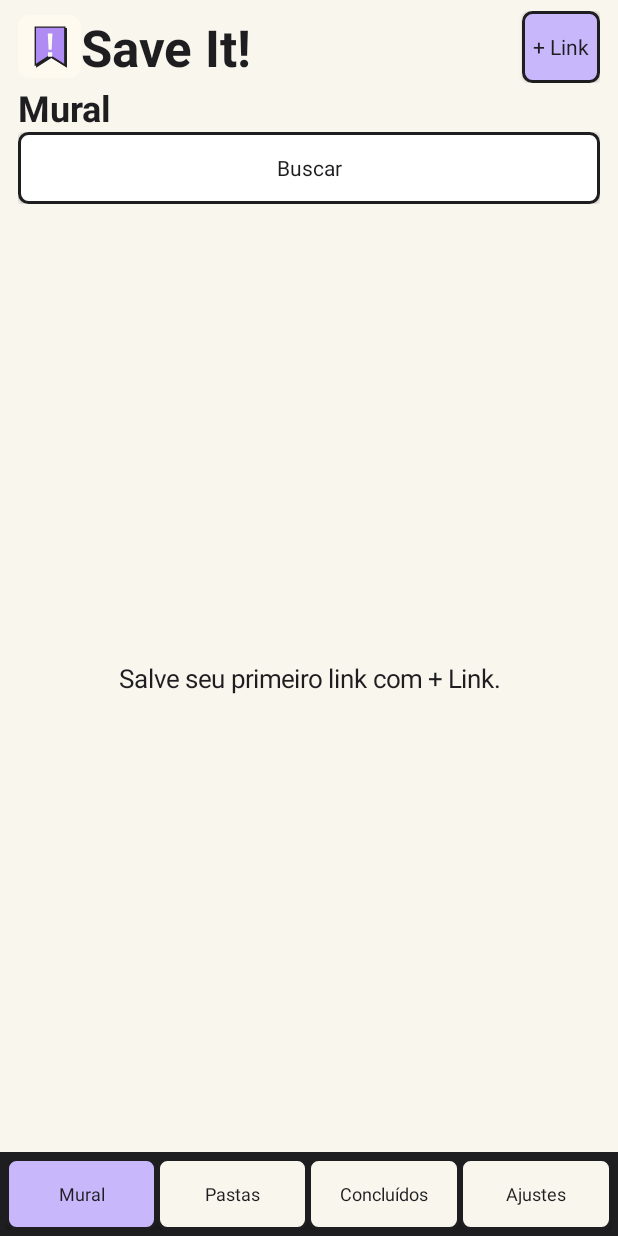
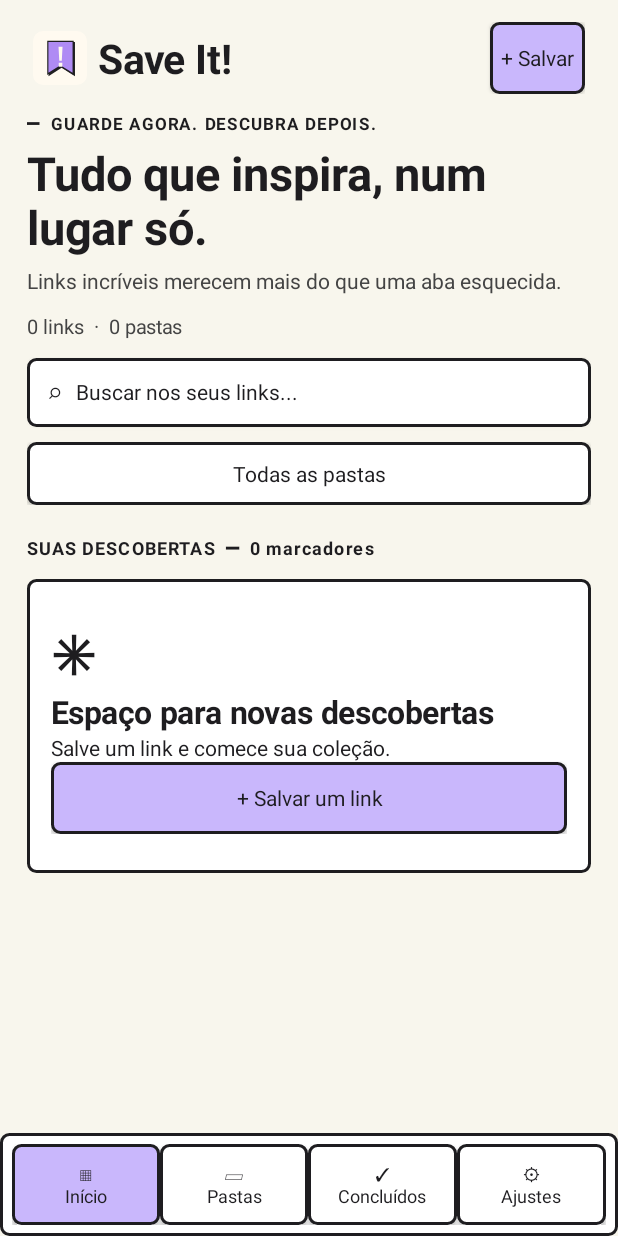
Before and after one commit to daadvi/Save-It, an Android app: the screen it shows after launch (MainActivity), on a phone screen of 412 x 824 dp. Run offline under Robolectric (Android 15) with nearby library versions, the phone set to English and light mode, and no system bars; pictures from the network do not load.

Commit message:
Aproxima interface Android do mural para computador

```diff
--- a/app/build.gradle.kts
+++ b/app/build.gradle.kts
@@ -9,8 +9,8 @@ android {
         applicationId = "br.com.saveit"
         minSdk = 26
         targetSdk = 35
-        versionCode = 3
-        versionName = "1.2.0"
+        versionCode = 4
+        versionName = "1.3.0"
     }
     testOptions.unitTests.isIncludeAndroidResources = true
     compileOptions {
--- a/app/src/main/java/br/com/saveit/Cards.kt
+++ b/app/src/main/java/br/com/saveit/Cards.kt
@@ -18,20 +18,21 @@ val paper = Color.rgb(248, 246, 237)
 fun Context.dp(value: Int) = (resources.displayMetrics.density * value + .5f).toInt()
 fun Context.panel(color: Int) = GradientDrawable().apply {
     setColor(color)
-    cornerRadius = dp(6).toFloat()
+    cornerRadius = dp(5).toFloat()
     setStroke(dp(2), ink)
 }
 fun Context.label(value: String, size: Int, bold: Boolean = false) = TextView(this).apply {
     text = value
     textSize = size.toFloat()
     setTextColor(ink)
-    if (bold) typeface = Typeface.DEFAULT_BOLD
+    if (bold) typeface = Typeface.create("sans-serif", Typeface.BOLD)
 }
 fun Context.action(value: String, color: Int, block: () -> Unit) = Button(this).apply {
     text = value
     isAllCaps = false
     setTextColor(ink)
     background = panel(color)
+    elevation = dp(3).toFloat()
     setPadding(dp(7), 0, dp(7), 0)
     minimumWidth = 0
     minWidth = 0
@@ -56,9 +57,10 @@ class Cards(
         val box = LinearLayout(this).apply {
             orientation = LinearLayout.VERTICAL
             background = panel(Color.WHITE)
-            setPadding(dp(3), dp(3), dp(3), dp(4))
+            setPadding(dp(3), dp(3), dp(3), dp(6))
+            elevation = dp(3).toFloat()
             layoutParams = StaggeredGridLayoutManager.LayoutParams(-1, -2).apply {
-                setMargins(dp(4), dp(4), dp(4), dp(5))
+                setMargins(dp(5), dp(5), dp(5), dp(8))
             }
         }
         val cover = FrameLayout(this).apply { setBackgroundColor(accent) }
@@ -67,8 +69,8 @@ class Cards(
         cover.addView(domain, FrameLayout.LayoutParams(-1, -1))
         cover.addView(image, FrameLayout.LayoutParams(-1, -1))
         box.addView(cover)
-        val title = label("", 18, true).apply { maxLines = 3; setPadding(dp(7), dp(8), dp(7), 0) }
-        val folder = label("", 13).apply { setPadding(dp(7), dp(4), dp(7), dp(8)) }
+        val title = label("", 18, true).apply { maxLines = 3; setPadding(dp(9), dp(9), dp(9), 0) }
+        val folder = label("", 13).apply { setPadding(dp(9), dp(4), dp(9), dp(8)) }
         box.addView(title)
         box.addView(folder)
         val row = LinearLayout(this)
@@ -84,7 +86,7 @@ class Cards(
         val item = items[position]
         val context = box.context
         (box.layoutParams as StaggeredGridLayoutManager.LayoutParams).isFullSpan = position % 7 == 4
-        cover.layoutParams = LinearLayout.LayoutParams(-1, context.dp(listOf(116, 218, 156, 185, 148, 236, 126)[position % 7]))
+        cover.layoutParams = LinearLayout.LayoutParams(-1, context.dp(listOf(126, 250, 175, 215, 160, 275, 145)[position % 7]))
         domain.text = URI(item.url).host
         image.load(item.image.takeIf { it.isNotBlank() }) { crossfade(true) }
         title.text = item.title
--- a/app/src/main/java/br/com/saveit/MainActivity.kt
+++ b/app/src/main/java/br/com/saveit/MainActivity.kt
@@ -55,9 +55,9 @@ class MainActivity : Activity() {
             }
         }
         window.decorView.systemUiVisibility = View.SYSTEM_UI_FLAG_LAYOUT_STABLE or View.SYSTEM_UI_FLAG_LAYOUT_FULLSCREEN or View.SYSTEM_UI_FLAG_LAYOUT_HIDE_NAVIGATION or View.SYSTEM_UI_FLAG_LIGHT_STATUS_BAR
-        column = LinearLayout(this).apply { orientation = LinearLayout.VERTICAL; setPadding(dp(12), dp(7), dp(12), 0) }
+        column = LinearLayout(this).apply { orientation = LinearLayout.VERTICAL; setPadding(dp(18), dp(7), dp(18), 0) }
         frame.addView(column, LinearLayout.LayoutParams(-1, 0, 1f))
-        dock = LinearLayout(this).apply { setPadding(dp(4), dp(4), dp(4), dp(4)); setBackgroundColor(ink) }
+        dock = LinearLayout(this).apply { setPadding(dp(8), dp(7), dp(8), dp(7)); background = panel(Color.WHITE) }
         frame.addView(dock)
         setContentView(frame)
         if (state == null) receiveShare(intent)
@@ -111,42 +111,70 @@ class MainActivity : Activity() {
     private fun show() {
         column.removeAllViews()
         dock.removeAllViews()
-        destinations.forEachIndexed { index, text ->
-            dock.weighted(action(text, if (index == tab) accent else paper) {
+        val nav = listOf("▦\nInício", "▱\nPastas", "✓\nConcluídos", "⚙\nAjustes")
+        nav.forEachIndexed { index, text ->
+            val button = action(text, if (index == tab) accent else Color.WHITE) {
                 tab = index; query = ""; show()
-            }.apply { textSize = 12f }, dp(48))
+            }.apply { textSize = 12f; setPadding(dp(2), dp(3), dp(2), dp(3)); setTextColor(ink) }
+            dock.weighted(button, dp(54))
         }
-        val header = row()
-        header.addView(ImageView(this).apply { setImageResource(br.com.saveit.R.drawable.bookmark) }, LinearLayout.LayoutParams(dp(42), dp(42)))
-        header.weighted(label("Save It!", 34, true))
-        header.addView(action("+ Link", accent) { linkEditor() })
+        val header = row().apply { setPadding(dp(4), dp(7), dp(4), dp(12)) }
+        header.addView(ImageView(this).apply { setImageResource(R.drawable.bookmark) }, LinearLayout.LayoutParams(dp(36), dp(36)))
+        header.weighted(label("Save It!", 27, true).apply { setPadding(dp(7), 0, 0, 0) })
+        header.addView(action("+ Salvar", accent) { linkEditor() })
         column.addView(header)
-        column.addView(label(destinations[tab], 24, true))
+
+        val eyebrow = when (tab) {
+            1 -> "CADA IDEIA NO SEU LUGAR"
+            2 -> "MISSÃO CUMPRIDA"
+            3 -> "DEIXE COM A SUA CARA"
+            else -> "GUARDE AGORA. DESCUBRA DEPOIS."
+        }
+        column.addView(label("━  $eyebrow", 11, true).apply { letterSpacing = .11f })
+        val heading = when (tab) {
+            1 -> "Um universo de pastas."
+            2 -> "Visto. Lido. Concluído."
+            3 -> "Seu espaço. Suas regras."
+            else -> "Tudo que inspira, num lugar só."
+        }
+        column.addView(label(heading, 31, true).apply {
+            setPadding(0, dp(4), 0, dp(5)); maxLines = 2
+        })
+        column.addView(label(when (tab) {
+            1 -> "Organize suas descobertas. Do seu jeito."
+            2 -> "Suas descobertas já exploradas, sempre à mão."
+            3 -> "Pequenos ajustes para uma coleção que é sua."
+            else -> "Links incríveis merecem mais do que uma aba esquecida."
+        }, 14).apply { setTextColor(Color.DKGRAY); setPadding(0, 0, 0, dp(12)) })
         if (tab == 3) { settings(); return }
-        val tools = row()
-        tools.weighted(action(query.ifBlank { "Buscar" }, Color.WHITE) {
+        column.addView(label("${library.links.count { it.done == (tab == 2) }} links  ·  ${library.folders.size} pastas", 13).apply {
+            setPadding(0, 0, 0, dp(12)); setTextColor(Color.DKGRAY)
+        })
+        val search = action(if (query.isBlank()) "⌕   Buscar nos seus links..." else "⌕   $query", Color.WHITE) {
             val input = EditText(this).apply { setSingleLine(); setText(query); hint = "Título ou endereço" }
             AlertDialog.Builder(this).setTitle("Buscar marcadores").setView(input)
                 .setPositiveButton("Buscar") { _, _ -> query = input.text.toString().trim(); show() }
                 .setNeutralButton("Limpar") { _, _ -> query = ""; show() }.setNegativeButton("Cancelar", null).show()
-        })
+        }.apply { gravity = Gravity.CENTER_VERTICAL or Gravity.START; setPadding(dp(14), 0, dp(14), 0) }
+        column.addView(search, LinearLayout.LayoutParams(-1, dp(46)).apply { bottomMargin = dp(10) })
+        val tools = row()
         if (tab == 1) {
-            tools.weighted(action("+ Pasta", accent) { folderEditor() })
-        } else if (tab == 2) {
-            tools.weighted(action(if (doneFolder == null) "Todas as pastas" else folderName(doneFolder), accent) {
-                select("Concluídos por pasta", listOf("Todas as pastas") + library.folders.map { path(it.id) }) {
+            tools.weighted(action("+ Nova pasta", accent) { folderEditor() }, dp(42))
+        } else {
+            tools.weighted(action(if (tab == 2 && doneFolder != null) folderName(doneFolder) else "Todas as pastas", Color.WHITE) {
+                select("Filtrar por pasta", listOf("Todas as pastas") + library.folders.map { path(it.id) }) {
                     doneFolder = library.folders.getOrNull(it - 1)?.id; show()
                 }
-            })
+            }, dp(42))
         }
         column.addView(tools)
         if (tab == 1) {
-            val folderBar = LinearLayout(this)
+            val folderBar = LinearLayout(this).apply { setPadding(0, dp(10), 0, dp(7)) }
             if (folderId != null) folderBar.addView(action("‹ Voltar", Color.WHITE) {
                 folderId = library.folders.find { it.id == folderId }?.parent; show()
             })
             library.folders.filter { it.parent == folderId }.forEach { f ->
-                folderBar.addView(action("▰  " + f.name, accent) { folderId = f.id; show() }.apply {
+                folderBar.addView(action("▱  " + f.name, accent) { folderId = f.id; show() }.apply {
                     setOnLongClickListener { folderEditor(f); true }
                 })
             }
@@ -161,13 +189,23 @@ class MainActivity : Activity() {
             }
             b.done == (tab == 2) && inFolder && (b.title.contains(query, true) || b.url.contains(query, true) || b.note.contains(query, true))
         }.sortedByDescending { if (tab == 2) it.completed else it.created }
+        column.addView(label("SUAS DESCOBERTAS  ━  ${items.size} marcadores", 12, true).apply {
+            letterSpacing = .06f; setPadding(0, dp(20), 0, dp(12))
+        })
         if (items.isEmpty()) {
-            val empty = label(when {
-                query.isNotEmpty() -> "Nenhum resultado para “$query”."
-                tab == 2 -> "Os links que você concluir aparecerão aqui."
-                else -> "Salve seu primeiro link com + Link."
-            }, 17).apply { gravity = Gravity.CENTER }
-            column.addView(empty, LinearLayout.LayoutParams(-1, 0, 1f))
+            val empty = LinearLayout(this).apply {
+                orientation = LinearLayout.VERTICAL; gravity = Gravity.CENTER
+                background = panel(Color.WHITE); setPadding(dp(16), dp(26), dp(16), dp(26))
+            }
+            empty.addView(label("✳", 35, true))
+            empty.addView(label(if (query.isNotBlank()) "Nenhum link por aqui" else "Espaço para novas descobertas", 21, true))
+            empty.addView(label(when {
+                query.isNotBlank() -> "Tente outro termo ou ajuste os filtros."
+                tab == 2 -> "Seus links concluídos aparecerão aqui."
+                else -> "Salve um link e comece sua coleção."
+            }, 14))
+            if (tab != 2) empty.addView(action("+ Salvar um link", accent) { linkEditor() })
+            column.addView(empty, LinearLayout.LayoutParams(-1, -2))
             return
         }
         grid = RecyclerView(this).apply {
```
